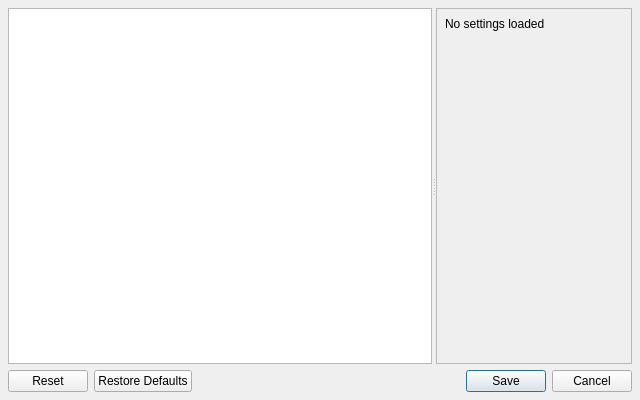
The window that core/ui/settings_ui.ui (mjbonnington/icarus-gps) describes before a commit, drawn with Qt 5.
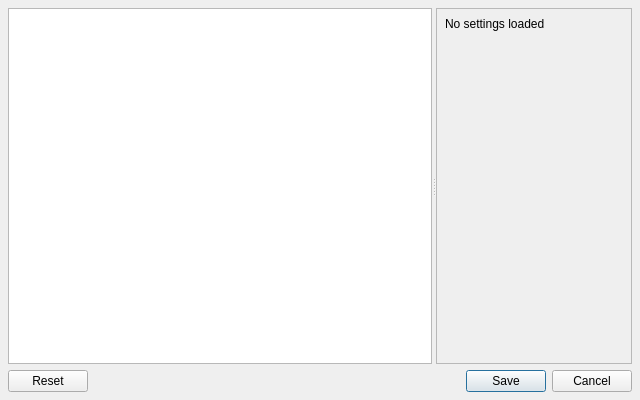
The same window after the commit.

```diff
--- a/core/ui/settings_ui.ui
+++ b/core/ui/settings_ui.ui
@@ -88,7 +88,7 @@
    <item>
     <widget class="QDialogButtonBox" name="settings_buttonBox">
      <property name="standardButtons">
-      <set>QDialogButtonBox::Cancel|QDialogButtonBox::Reset|QDialogButtonBox::RestoreDefaults|QDialogButtonBox::Save</set>
+      <set>QDialogButtonBox::Cancel|QDialogButtonBox::Reset|QDialogButtonBox::Save</set>
      </property>
     </widget>
    </item>
```
Left out of the diff: 2 changed lines with no effect on the pictures.
